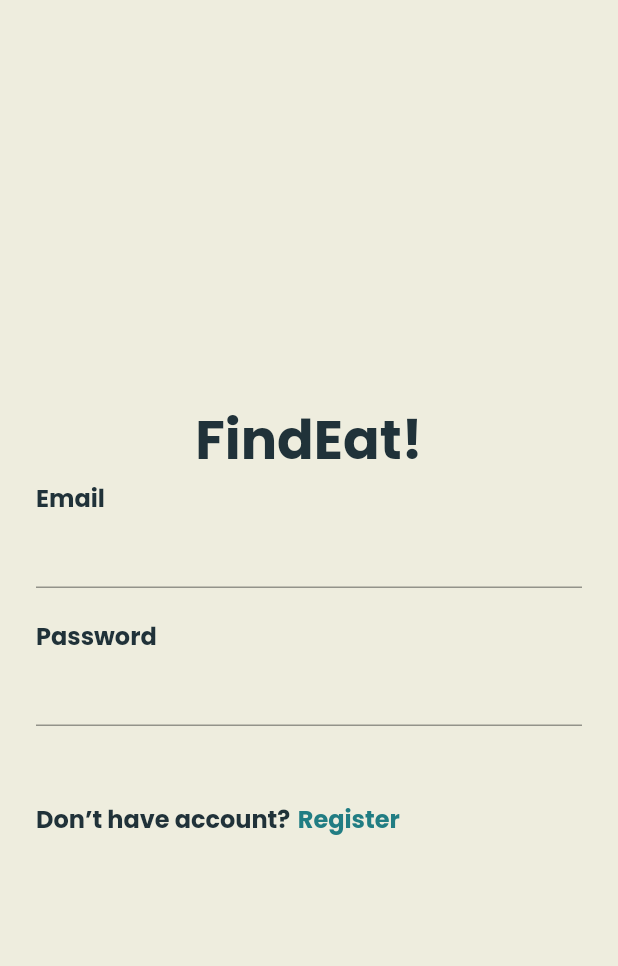
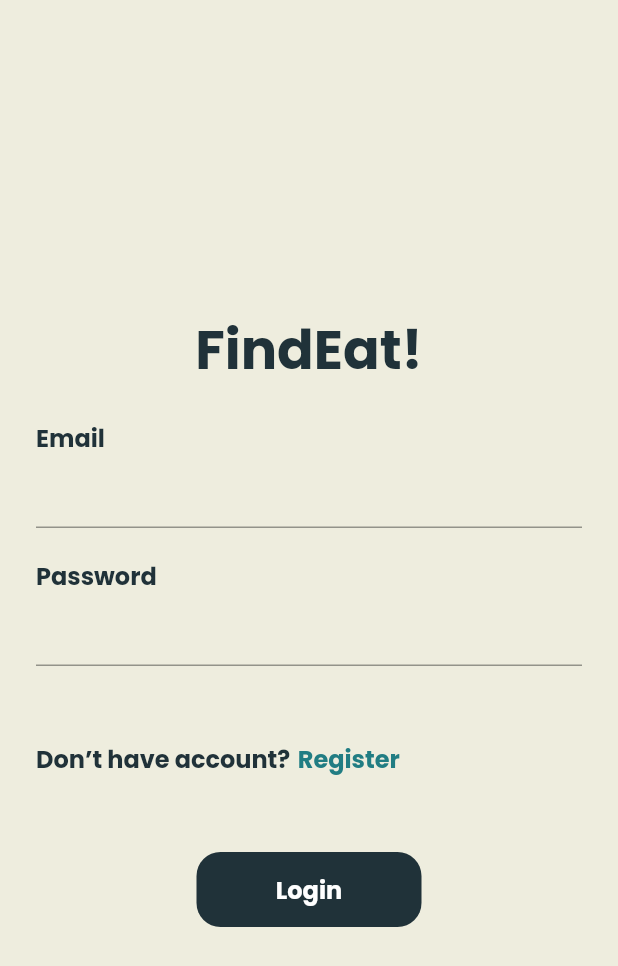
Before and after one commit to mzulistiyan/flutter-findeat, a Flutter app: the screen it shows after launch, on a phone screen of 412 x 824 dp. Shown: the top 966 px of the screen. Run offline on Flutter 3.47's test engine with Material 2 defaults, Android fonts, the light colour scheme and no system bars; our stand-ins replace bloc, firebase_core, flutter_bloc, get, google_fonts; accounts and stored records are empty.

Commit message:
update - 1

```diff
--- /dev/null
+++ b/lib/cubit/page_cubit.dart
@@ -0,0 +1,9 @@
+import 'package:bloc/bloc.dart';
+
+class PageCubit extends Cubit<int> {
+  PageCubit() : super(0);
+
+  void setPage(int newPage) {
+    emit(newPage);
+  }
+}
--- a/lib/main.dart
+++ b/lib/main.dart
@@ -1,8 +1,15 @@
+import 'package:firebase_core/firebase_core.dart';
 import 'package:flutter/material.dart';
+import 'package:flutter_application_findeat/cubit/page_cubit.dart';
 import 'package:flutter_application_findeat/ui/pages/splash_screen.dart';
+import 'package:flutter_bloc/flutter_bloc.dart';
 import 'package:get/get_navigation/src/root/get_material_app.dart';
+import 'package:get/get_navigation/src/routes/transitions_type.dart'
+    as transition;
 
-void main() {
+void main() async {
+  WidgetsFlutterBinding.ensureInitialized();
+  await Firebase.initializeApp();
   runApp(const MyApp());
 }
 
@@ -12,9 +19,15 @@ class MyApp extends StatelessWidget {
   // This widget is the root of your application.
   @override
   Widget build(BuildContext context) {
-    return GetMaterialApp(
-      debugShowCheckedModeBanner: false,
-      home: SplashScreenPage(),
+    return MultiBlocProvider(
+      providers: [
+        BlocProvider(create: (context) => PageCubit()),
+      ],
+      child: const GetMaterialApp(
+        debugShowCheckedModeBanner: false,
+        defaultTransition: transition.Transition.cupertino,
+        home: SplashScreenPage(),
+      ),
     );
   }
 }
--- a/lib/ui/pages/login_page.dart
+++ b/lib/ui/pages/login_page.dart
@@ -1,4 +1,7 @@
 import 'package:flutter/material.dart';
+import 'package:flutter_application_findeat/ui/pages/main_page.dart';
+import 'package:flutter_application_findeat/ui/pages/register_page.dart';
+import 'package:get/route_manager.dart';
 import 'package:google_fonts/google_fonts.dart';
 
 class LoginPage extends StatefulWidget {
@@ -12,9 +15,10 @@ class _LoginPageState extends State<LoginPage> {
   @override
   Widget build(BuildContext context) {
     return Scaffold(
-      backgroundColor: Color(0xffEEEDDE),
+      resizeToAvoidBottomInset: false,
+      backgroundColor: const Color(0xffEEEDDE),
       body: Container(
-        margin: EdgeInsets.all(24),
+        margin: const EdgeInsets.all(24),
         child: Column(
           mainAxisAlignment: MainAxisAlignment.center,
           crossAxisAlignment: CrossAxisAlignment.start,
@@ -25,20 +29,23 @@ class _LoginPageState extends State<LoginPage> {
                 style: GoogleFonts.poppins(
                   fontSize: 36,
                   fontWeight: FontWeight.bold,
-                  color: Color(0xff203239),
+                  color: const Color(0xff203239),
                 ),
               ),
+            ),
+            SizedBox(
+              height: 20,
             ),
             Text(
               'Email',
               style: GoogleFonts.poppins(
                 fontSize: 16,
                 fontWeight: FontWeight.bold,
-                color: Color(0xff203239),
+                color: const Color(0xff203239),
               ),
             ),
             TextFormField(),
-            SizedBox(
+            const SizedBox(
               height: 20,
             ),
             Text(
@@ -49,8 +56,10 @@ class _LoginPageState extends State<LoginPage> {
                 color: Color(0xff203239),
               ),
             ),
-            TextFormField(),
-            SizedBox(
+            TextFormField(
+              obscureText: true,
+            ),
+            const SizedBox(
               height: 50,
             ),
             Row(
@@ -63,18 +72,46 @@ class _LoginPageState extends State<LoginPage> {
                     color: Color(0xff203239),
                   ),
                 ),
-                SizedBox(
+                const SizedBox(
                   width: 5,
                 ),
-                Text(
-                  'Register',
-                  style: GoogleFonts.poppins(
-                    fontSize: 16,
-                    fontWeight: FontWeight.bold,
-                    color: Color(0xff217D83),
+                GestureDetector(
+                  onTap: () => Get.to(const RegisterPage()),
+                  child: Text(
+                    'Register',
+                    style: GoogleFonts.poppins(
+                      fontSize: 16,
+                      fontWeight: FontWeight.bold,
+                      color: Color(0xff217D83),
+                    ),
                   ),
                 ),
               ],
+            ),
+            SizedBox(
+              height: 50,
+            ),
+            Center(
+              child: Container(
+                  width: 150,
+                  height: 50,
+                  decoration: BoxDecoration(
+                    borderRadius: BorderRadius.circular(16),
+                    color: Color(0xff203239),
+                  ),
+                  child: Center(
+                      child: TextButton(
+                          onPressed: () {
+                            Get.to(MainPage());
+                          },
+                          child: Text(
+                            'Login',
+                            style: GoogleFonts.poppins(
+                              fontSize: 16,
+                              fontWeight: FontWeight.bold,
+                              color: Colors.white,
+                            ),
+                          )))),
             )
           ],
         ),
```
Also changed, not shown: lib/ui/pages/home_page.dart (added, +17 -0 lines), lib/ui/pages/main_page.dart (added, +77 -0 lines), lib/ui/pages/profile_page.dart (added, +17 -0 lines), lib/ui/pages/register_page.dart (+115 -1 lines), lib/ui/pages/search_page.dart (added, +17 -0 lines), lib/ui/widget/custom_bottom_nav.dart (added, +40 -0 lines), pubspec.yaml (+12 -1 lines), pubspec.lock, 3 other files.
